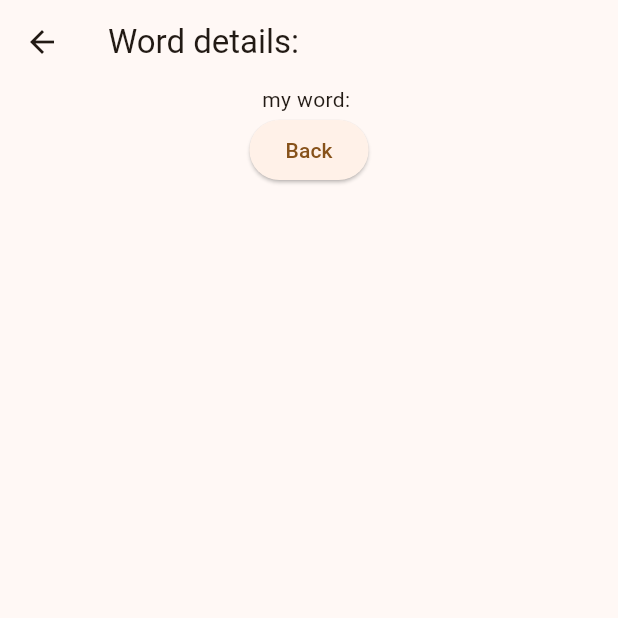
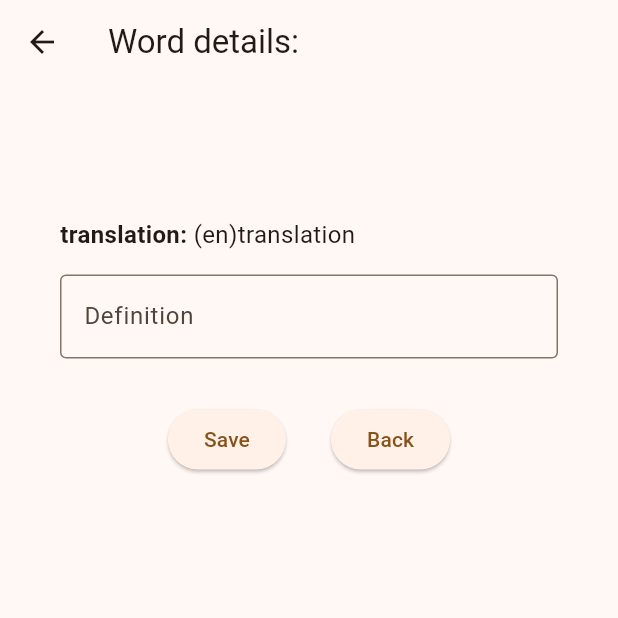
Before and after one commit to GlebKarpenko/KP_Karpenko, a Flutter app: the WordPage screen opened directly with empty values, on a phone screen of 412 x 824 dp, the top half of it. Run offline on Flutter 3.47's test engine with Material 3 defaults, Android fonts, the light colour scheme and no system bars; our stand-ins replace shared_preferences, sqflite, sqflite_common_ffi; missing offline and left inert: word_generator; accounts and stored records are empty.

Commit message:
add basic word page ui

```diff
--- a/wordum/lib/views/widgets/word_details.dart
+++ /dev/null
@@ -1,24 +0,0 @@
-import 'package:flutter/material.dart';
-import 'package:wordum/models/dictionary_word.dart';
-
-class WordDetails extends StatelessWidget {
-  final DictionaryWord dictionaryWord;
-
-  const WordDetails({
-      super.key,
-      required this.dictionaryWord
-    });
-
-  @override
-  Widget build(BuildContext context) {
-    return Center(
-      child: Column(
-        mainAxisAlignment: MainAxisAlignment.center,
-        crossAxisAlignment: CrossAxisAlignment.start,
-        children: [
-          Text("my word: ${dictionaryWord.word}"),
-        ],
-      ),
-    );
-  }
-}
--- a/wordum/lib/views/word_page.dart
+++ b/wordum/lib/views/word_page.dart
@@ -1,11 +1,17 @@
 import 'package:flutter/material.dart';
 import 'package:wordum/models/dictionary_word.dart';
-import 'package:wordum/views/widgets/word_details.dart';
 
 class WordPage extends StatelessWidget {
   final DictionaryWord dictionaryWord;
 
-  const WordPage({super.key, required this.dictionaryWord});
+  final TextStyle headerStyle = const TextStyle(fontWeight: FontWeight.bold, fontSize: 20.0);
+  final TextStyle labelStyle = const TextStyle(fontWeight: FontWeight.bold, fontSize: 16.0);
+  final TextStyle bodyStyle = const TextStyle(fontSize: 16.0);
+
+  const WordPage({
+      super.key,
+      required this.dictionaryWord
+    });
 
   @override
    Widget build(BuildContext context) {
@@ -16,12 +22,50 @@ class WordPage extends StatelessWidget {
       body: Center(
         child: Column(
           children: [
-            WordDetails(dictionaryWord: dictionaryWord),
-            ElevatedButton(
-              onPressed: () {
-                Navigator.pop(context);
-              },
-              child: const Text('Back'),
+            Container(
+              padding: const EdgeInsets.all(40),
+              child: Column(
+                mainAxisAlignment: MainAxisAlignment.center,
+                crossAxisAlignment: CrossAxisAlignment.start,
+                children: [
+                  Text(dictionaryWord.word, style: headerStyle),
+                  const SizedBox(height: 20),
+                  Row(
+                    mainAxisAlignment: MainAxisAlignment.center,
+                    mainAxisSize: MainAxisSize.min,
+                    children: [
+                      Text('translation: ', style: labelStyle),
+                      Text('(en)translation ', style: bodyStyle),
+                    ],
+                  ),
+                  const SizedBox(height: 15),
+                  const TextField(
+                    decoration: InputDecoration(
+                        labelText: 'Definition',
+                        border: OutlineInputBorder(),
+                      ),
+                  ),
+                  const SizedBox(height: 30),
+                  Row(
+                    mainAxisAlignment: MainAxisAlignment.center,
+                    children: [
+                      ElevatedButton(
+                        onPressed: () {
+                          Navigator.pop(context);
+                        },
+                        child: const Text('Save')
+                      ),
+                      const SizedBox(width: 30),
+                      ElevatedButton(
+                        onPressed: () {
+                          Navigator.pop(context);
+                        },
+                        child: const Text('Back')
+                      ),
+                    ],
+                  ),
+                ],
+              ),
             ),
           ],
         ),
```
